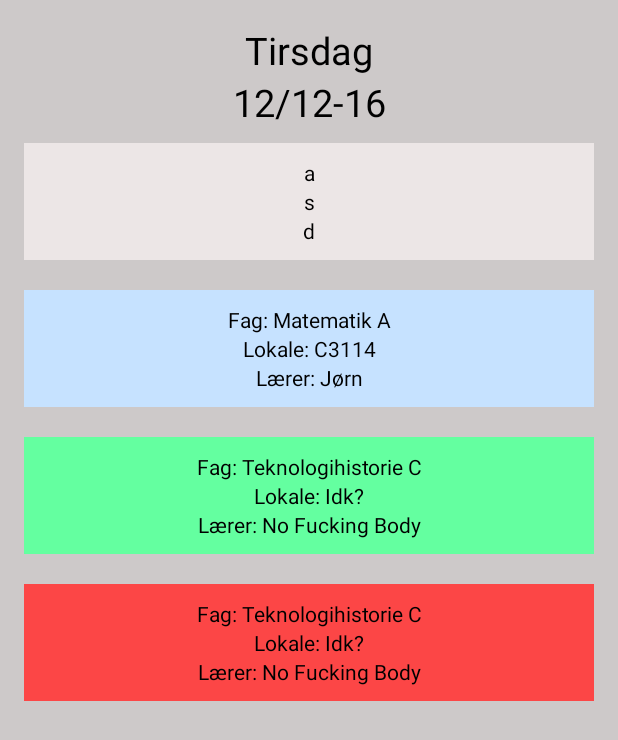
After one commit to Zentarg/Open-Lectio, an Android app: the layout activity_schedule.xml on its own in the app's theme, with its tools: preview values and no code run, on a phone screen of 412 x 824 dp. The commit adds this screen. Shown: the top 740 px of the screen. Run offline under Robolectric (Android 15) with nearby library versions, the phone set to English and light mode, and no system bars.

Commit message:
Made a new activity for the schedule, as well as making new strings in the Colors.xm Dimens.xml and Styles.xml mainly for use in the schedule activity. Nothing but design has been setup yet.

```diff
--- /dev/null
+++ b/app/src/main/java/one/dichmann/lectioapp/ScheduleActivity.java
@@ -0,0 +1,13 @@
+package one.dichmann.lectioapp;
+
+import android.support.v7.app.AppCompatActivity;
+import android.os.Bundle;
+
+public class ScheduleActivity extends AppCompatActivity {
+
+    @Override
+    protected void onCreate(Bundle savedInstanceState) {
+        super.onCreate(savedInstanceState);
+        setContentView(R.layout.activity_schedule);
+    }
+}
--- /dev/null
+++ b/app/src/main/res/layout/activity_schedule.xml
@@ -0,0 +1,153 @@
+<?xml version="1.0" encoding="utf-8"?>
+<LinearLayout xmlns:android="http://schemas.android.com/apk/res/android"
+    xmlns:tools="http://schemas.android.com/tools"
+    android:id="@+id/activity_schedule"
+    android:layout_width="match_parent"
+    android:layout_height="match_parent"
+    android:paddingBottom="@dimen/activity_vertical_margin"
+    android:paddingLeft="@dimen/activity_horizontal_margin"
+    android:paddingRight="@dimen/activity_horizontal_margin"
+    android:paddingTop="@dimen/activity_vertical_margin"
+    tools:context="one.dichmann.lectioapp.ScheduleActivity"
+    android:orientation="vertical"
+    android:background="@color/schedule_Background">
+
+    <LinearLayout
+        android:id="@+id/schedule_DayAndDate"
+        android:layout_width="match_parent"
+        android:layout_height="wrap_content"
+        android:gravity="center"
+        android:orientation="vertical">
+        <TextView
+            android:layout_width="match_parent"
+            android:layout_height="wrap_content"
+            android:text="Tirsdag"
+            android:gravity="center"
+            android:textSize="25sp"
+            android:textColor="@color/schedule_TextColor"/>
+        <TextView
+            android:layout_width="match_parent"
+            android:layout_height="wrap_content"
+            android:gravity="center"
+            android:text="12/12-16"
+            android:textSize="25sp"
+            android:textColor="@color/schedule_TextColor"/>
+    </LinearLayout>
+
+    <LinearLayout
+        android:background="@color/schedule_Empty"
+        android:id="@+id/schedule_Block_One"
+        android:layout_width="match_parent"
+        android:layout_height="wrap_content"
+        android:orientation="vertical"
+        android:visibility="visible"
+        android:layout_marginTop="10dp"
+        android:padding="@dimen/schedule_Module">
+        <TextView
+            android:layout_width="match_parent"
+            android:layout_height="match_parent"
+            android:text="a"
+            android:gravity="center"
+            android:textColor="@color/schedule_TextColor"/>
+        <TextView
+            android:layout_width="match_parent"
+            android:layout_height="match_parent"
+            android:text="s"
+            android:gravity="center"
+            android:textColor="@color/schedule_TextColor"/>
+        <TextView
+            android:layout_width="match_parent"
+            android:layout_height="match_parent"
+            android:text="d"
+            android:gravity="center"
+            android:textColor="@color/schedule_TextColor"/>
+    </LinearLayout>
+
+    <LinearLayout
+        android:background="@color/schedule_Regular"
+        android:id="@+id/schedule_Block_Two"
+        android:layout_width="match_parent"
+        android:layout_height="wrap_content"
+        android:orientation="vertical"
+        android:layout_below="@id/schedule_Block_One"
+        android:layout_marginTop="20dp"
+        android:padding="@dimen/schedule_Module">
+        <TextView
+            android:layout_width="match_parent"
+            android:layout_height="match_parent"
+            android:text="Fag: Matematik A"
+            android:gravity="center"
+            android:textColor="@color/schedule_TextColor"/>
+        <TextView
+            android:layout_width="match_parent"
+            android:layout_height="match_parent"
+            android:text="Lokale: C3114"
+            android:gravity="center"
+            android:textColor="@color/schedule_TextColor"/>
+        <TextView
+            android:layout_width="match_parent"
+            android:layout_height="match_parent"
+            android:text="Lærer: Jørn"
+            android:gravity="center"
+            android:textColor="@color/schedule_TextColor"/>
+    </LinearLayout>
+
+    <LinearLayout
+        android:background="@color/schedule_Changed"
+        android:id="@+id/schedule_Block_Three"
+        android:layout_width="match_parent"
+        android:layout_height="wrap_content"
+        android:orientation="vertical"
+        android:layout_below="@+id/schedule_Block_Two"
+        android:layout_marginTop="20dp"
+        android:padding="@dimen/schedule_Module">
+        <TextView
+            android:layout_width="match_parent"
+            android:layout_height="match_parent"
+            android:text="Fag: Teknologihistorie C"
+            android:gravity="center"
+            android:textColor="@color/schedule_TextColor"/>
+        <TextView
+            android:layout_width="match_parent"
+            android:layout_height="match_parent"
+            android:text="Lokale: Idk?"
+            android:gravity="center"
+            android:textColor="@color/schedule_TextColor"/>
+        <TextView
+            android:layout_width="match_parent"
+            android:layout_height="match_parent"
+            android:text="Lærer: No Fucking Body"
+            android:gravity="center"
+            android:textColor="@color/schedule_TextColor"/>
+    </LinearLayout>
+
+    <LinearLayout
+        android:background="@color/schedule_Cancelled"
+        android:id="@+id/schedule_Block_Four"
+        android:layout_width="match_parent"
+        android:layout_height="wrap_content"
+        android:orientation="vertical"
+        android:layout_below="@+id/schedule_Block_Three"
+        android:layout_marginTop="20dp"
+        android:textColor="@color/schedule_TextColor"
+        android:padding="@dimen/schedule_Module">
+        <TextView
+            android:layout_width="match_parent"
+            android:layout_height="match_parent"
+            android:text="Fag: Teknologihistorie C"
+            android:gravity="center"
+            android:textColor="@color/schedule_TextColor"/>
+        <TextView
+            android:layout_width="match_parent"
+            android:layout_height="match_parent"
+            android:text="Lokale: Idk?"
+            android:gravity="center"
+            android:textColor="@color/schedule_TextColor"/>
+        <TextView
+            android:layout_width="match_parent"
+            android:layout_height="match_parent"
+            android:text="Lærer: No Fucking Body"
+            android:gravity="center"
+            android:textColor="@color/schedule_TextColor"/>
+    </LinearLayout>
+</LinearLayout>
--- a/app/src/main/res/values/colors.xml
+++ b/app/src/main/res/values/colors.xml
@@ -5,4 +5,10 @@
     <color name="colorAccent">#7e9eff</color>
     <color name="background_blue">#965ea0e2</color>
     <color name="chosenTab">#3c3c3c</color>
+    <color name="schedule_Background">#cdc9c9</color>
+    <color name="schedule_Regular">#c6e2ff</color>
+    <color name="schedule_Changed">#64ffa0</color>
+    <color name="schedule_Cancelled">#fc4646</color>
+    <color name="schedule_Empty">#ece6e6</color>
+    <color name="schedule_TextColor">#000000</color>
 </resources>
--- a/app/src/main/res/values/dimens.xml
+++ b/app/src/main/res/values/dimens.xml
@@ -8,4 +8,6 @@
     <dimen name="activity_Land_LoginText">20dp</dimen>
     <dimen name="activity_Land_LoginNameButton">20dp</dimen>
     <dimen name="activity_Land_NextPrevButton">250dp</dimen>
+
+    <dimen name="schedule_Module">10dp</dimen>
 </resources>
--- a/app/src/main/res/values/styles.xml
+++ b/app/src/main/res/values/styles.xml
@@ -1,8 +1,15 @@
 <resources>
 
     <!-- Base application theme. -->
-    <style name="AppTheme" parent="Theme.AppCompat.Light.NoActionBar">
+    <style name="AppTheme" parent="Theme.AppCompat.Light.DarkActionBar">
         <!-- Customize your theme here. -->
+        <item name="colorPrimary">@color/chosenTab</item>
+        <item name="colorPrimaryDark">@color/colorPrimaryDark</item>
+        <item name="colorAccent">@color/colorAccent</item>
+        <item name="android:colorBackground">@android:color/background_light</item>
+    </style>
+    <!-- Theme without any action bar -->
+    <style name="AppTheme.NoActionBar" parent="Theme.AppCompat.NoActionBar">
         <item name="colorPrimary">@color/chosenTab</item>
         <item name="colorPrimaryDark">@color/colorPrimaryDark</item>
         <item name="colorAccent">@color/colorAccent</item>
```
